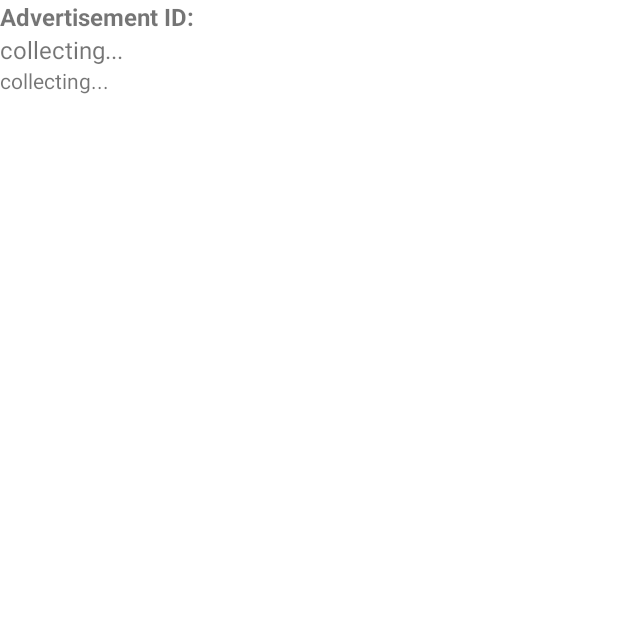
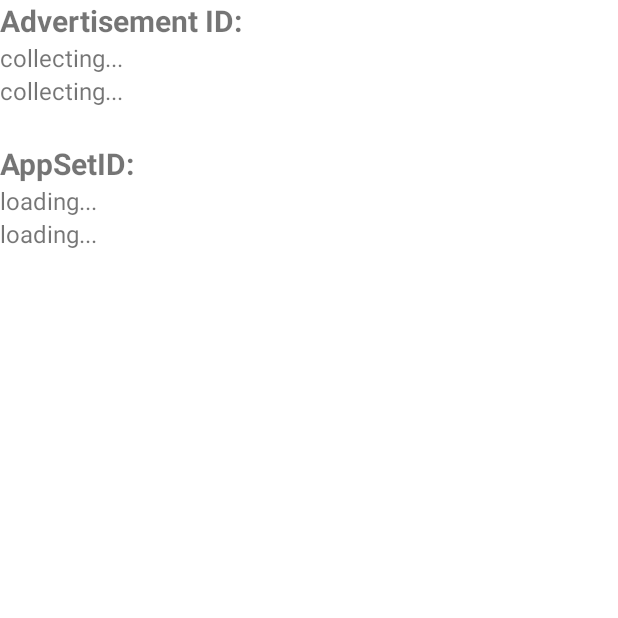
Before and after one commit to Jundertag/AdManager, an Android app: the screen it shows after launch (MainActivity), on a phone screen of 412 x 824 dp, the top half of it. Run offline under Robolectric (Android 15) with nearby library versions, the phone set to English and light mode, and no system bars; 1 statement that could not run was skipped.

Commit message:
adding dimens.xml and adding XML elements for data holders.

```diff
--- a/app/src/main/res/layout/activity_main.xml
+++ b/app/src/main/res/layout/activity_main.xml
@@ -10,7 +10,7 @@
         android:layout_width="wrap_content"
         android:layout_height="wrap_content"
         android:text="Advertisement ID:"
-        android:textSize="16sp"
+        android:textSize="@dimen/text_bold_size"
         android:textStyle="bold"
         app:layout_constraintTop_toTopOf="parent"
         app:layout_constraintStart_toStartOf="parent"/>
@@ -20,7 +20,7 @@
         android:layout_width="wrap_content"
         android:layout_height="wrap_content"
         android:text="loading..."
-        android:textSize="16sp"
+        android:textSize="@dimen/text_normal_size"
         app:layout_constraintTop_toBottomOf="@id/ad_title"
         app:layout_constraintStart_toStartOf="parent"/>
 
@@ -29,7 +29,37 @@
         android:layout_width="wrap_content"
         android:layout_height="wrap_content"
         android:text="@string/ad_id_limited_true"
+        android:textSize="@dimen/text_normal_size"
         app:layout_constraintTop_toBottomOf="@id/ad_value"
         app:layout_constraintStart_toStartOf="parent"/>
 
+    <TextView
+        android:id="@+id/app_set_id_title"
+        android:layout_width="wrap_content"
+        android:layout_height="wrap_content"
+        android:layout_marginTop="24dp"
+        android:text="AppSetID:"
+        android:textSize="@dimen/text_bold_size"
+        android:textStyle="bold"
+        app:layout_constraintTop_toBottomOf="@id/ad_tracking_value"
+        app:layout_constraintStart_toStartOf="parent"/>
+
+    <TextView
+        android:id="@+id/app_set_id_value"
+        android:layout_width="wrap_content"
+        android:layout_height="wrap_content"
+        android:text="loading..."
+        android:textSize="@dimen/text_normal_size"
+        app:layout_constraintTop_toBottomOf="@id/app_set_id_title"
+        app:layout_constraintStart_toStartOf="parent"/>
+
+    <TextView
+        android:id="@+id/app_set_id_scope"
+        android:layout_width="wrap_content"
+        android:layout_height="wrap_content"
+        android:text="loading..."
+        android:textSize="@dimen/text_normal_size"
+        app:layout_constraintTop_toBottomOf="@id/app_set_id_value"
+        app:layout_constraintStart_toStartOf="parent"/>
+
 </androidx.constraintlayout.widget.ConstraintLayout>
--- /dev/null
+++ b/app/src/main/res/values/dimens.xml
@@ -0,0 +1,5 @@
+<?xml version="1.0" encoding="utf-8"?>
+<resources>
+    <dimen name="text_bold_size">20sp</dimen>
+    <dimen name="text_normal_size">16sp</dimen>
+</resources>
```
